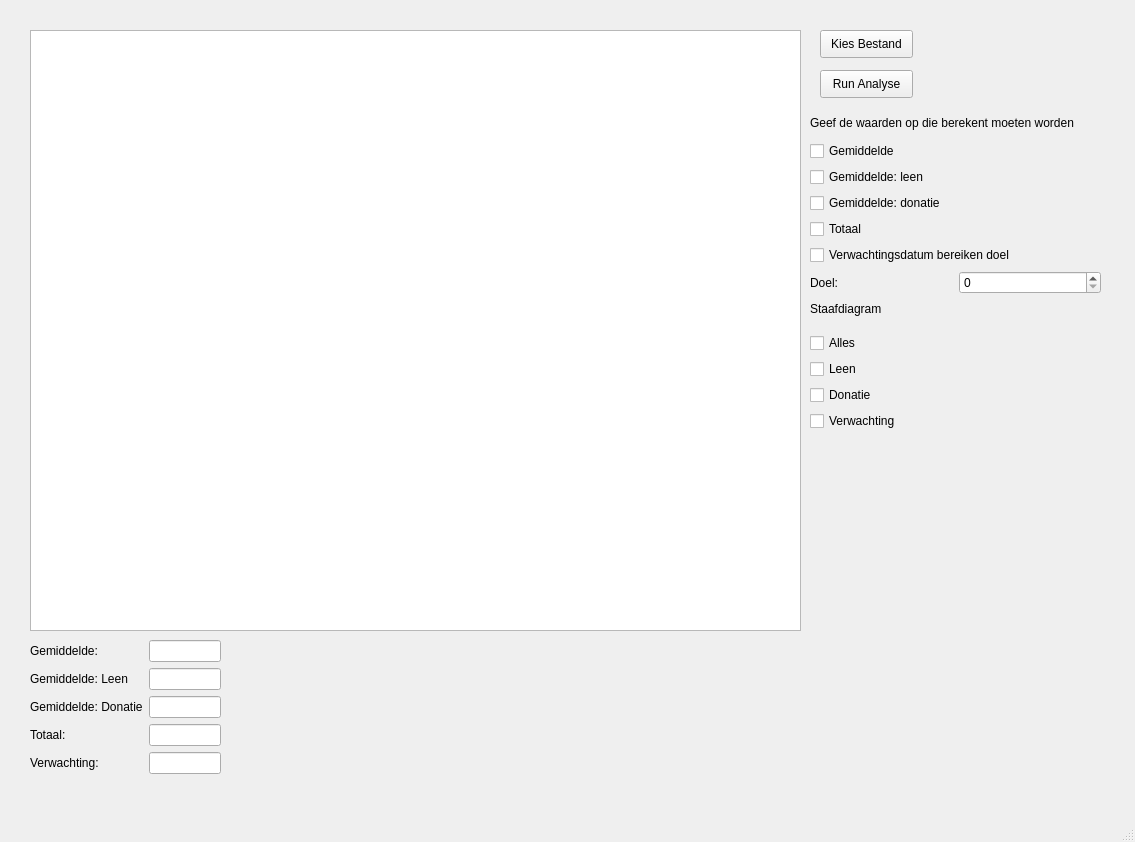
Old version of the form analytics/src/analytics/interface.ui in the repository AstroPhysica/crowdfunding_analyticsV1.0.
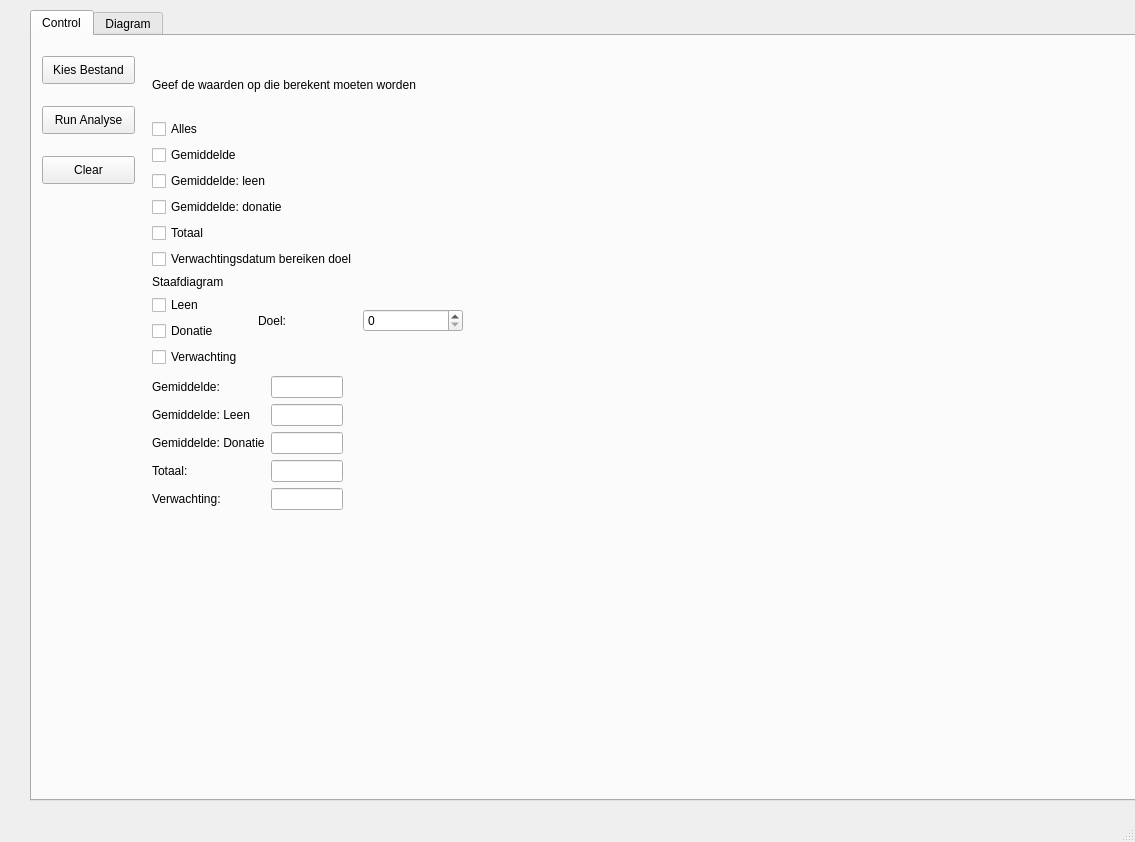
New version of the form. Custom widgets are drawn as their Qt base class.

```diff
--- a/analytics/src/analytics/interface.ui
+++ b/analytics/src/analytics/interface.ui
@@ -14,142 +14,32 @@
    <string>MainWindow</string>
   </property>
   <widget class="QWidget" name="centralwidget">
-   <widget class="QPushButton" name="Selectfile">
-    <property name="geometry">
-     <rect>
-      <x>820</x>
-      <y>30</y>
-      <width>93</width>
-      <height>28</height>
-     </rect>
-    </property>
-    <property name="text">
-     <string>Kies Bestand</string>
-    </property>
-   </widget>
-   <widget class="QPushButton" name="Runanalysis">
-    <property name="geometry">
-     <rect>
-      <x>820</x>
-      <y>70</y>
-      <width>93</width>
-      <height>28</height>
-     </rect>
-    </property>
-    <property name="text">
-     <string>Run Analyse</string>
-    </property>
-   </widget>
-   <widget class="PlotWidget" name="graphicsView">
+   <widget class="QTabWidget" name="tabWidget">
     <property name="geometry">
      <rect>
       <x>30</x>
-      <y>30</y>
-      <width>771</width>
-      <height>601</height>
+      <y>10</y>
+      <width>1111</width>
+      <height>791</height>
      </rect>
     </property>
-   </widget>
-   <widget class="QWidget" name="verticalLayoutWidget">
-    <property name="geometry">
-     <rect>
-      <x>810</x>
-      <y>110</y>
-      <width>291</width>
-      <height>184</height>
-     </rect>
+    <property name="currentIndex">
+     <number>0</number>
     </property>
-    <layout class="QVBoxLayout" name="verticalLayout">
-     <item>
-      <widget class="QLabel" name="label">
-       <property name="text">
-        <string>Geef de waarden op die berekent moeten worden</string>
-       </property>
-      </widget>
-     </item>
-     <item>
-      <widget class="QCheckBox" name="Gemiddelde">
-       <property name="text">
-        <string>Gemiddelde</string>
-       </property>
-      </widget>
-     </item>
-     <item>
-      <widget class="QCheckBox" name="GemiddeldeLeen">
-       <property name="text">
-        <string>Gemiddelde: leen</string>
-       </property>
-      </widget>
-     </item>
-     <item>
-      <widget class="QCheckBox" name="GemiddeldeDonatie">
-       <property name="text">
-        <string>Gemiddelde: donatie</string>
-       </property>
-      </widget>
-     </item>
-     <item>
-      <widget class="QCheckBox" name="checkBox_2">
-       <property name="text">
-        <string>Totaal</string>
-       </property>
-      </widget>
-     </item>
-     <item>
-      <widget class="QCheckBox" name="Verwachtingsdatum">
-       <property name="text">
-        <string>Verwachtingsdatum bereiken doel</string>
-       </property>
-      </widget>
-     </item>
-     <item>
-      <layout class="QHBoxLayout" name="horizontalLayout">
-       <item>
-        <widget class="QLabel" name="label_Doel">
-         <property name="text">
-          <string>Doel:</string>
-         </property>
-        </widget>
-       </item>
-       <item>
-        <widget class="QSpinBox" name="Doel"/>
-       </item>
-      </layout>
-     </item>
-    </layout>
-   </widget>
+    <widget class="QWidget" name="tab">
+     <attribute name="title">
+      <string>Control</string>
+     </attribute>
    <widget class="QWidget" name="formLayoutWidget">
     <property name="geometry">
      <rect>
-      <x>30</x>
-      <y>640</y>
+        <x>120</x>
+        <y>340</y>
       <width>191</width>
-      <height>151</height>
+        <height>163</height>
      </rect>
     </property>
     <layout class="QFormLayout" name="formLayout">
-     <item row="2" column="0">
-      <widget class="QLabel" name="label_Gemiddelde_Donatie">
-       <property name="text">
-        <string>Gemiddelde: Donatie</string>
-       </property>
-      </widget>
-     </item>
-     <item row="2" column="1">
-      <widget class="QLineEdit" name="Gemiddelde_Donatie_Value"/>
-     </item>
-     <item row="0" column="1">
-      <widget class="QLineEdit" name="Gemiddelde_Value"/>
-     </item>
-     <item row="1" column="1">
-      <widget class="QLineEdit" name="Gemiddelde_Leen_value"/>
-     </item>
-     <item row="3" column="1">
-      <widget class="QLineEdit" name="Totaal_Value"/>
-     </item>
-     <item row="4" column="1">
-      <widget class="QLineEdit" name="Verwachting_Value"/>
-     </item>
      <item row="0" column="0">
       <widget class="QLabel" name="label_Gemiddelde">
        <property name="text">
@@ -164,6 +54,19 @@
        </property>
       </widget>
      </item>
+       <item row="1" column="1">
+        <widget class="QLineEdit" name="Gemiddelde_Leen_value"/>
+       </item>
+       <item row="2" column="0">
+        <widget class="QLabel" name="label_Gemiddelde_Donatie">
+         <property name="text">
+          <string>Gemiddelde: Donatie</string>
+         </property>
+        </widget>
+       </item>
+       <item row="2" column="1">
+        <widget class="QLineEdit" name="Gemiddelde_Donatie_Value"/>
+       </item>
      <item row="3" column="0">
       <widget class="QLabel" name="label_Totaal">
        <property name="text">
@@ -171,6 +74,9 @@
        </property>
       </widget>
      </item>
+       <item row="3" column="1">
+        <widget class="QLineEdit" name="Totaal_Value"/>
+       </item>
      <item row="4" column="0">
       <widget class="QLabel" name="label_Verwachting">
        <property name="text">
@@ -178,17 +84,76 @@
        </property>
       </widget>
      </item>
-    </layout>
-   </widget>
-   <widget class="QWidget" name="verticalLayoutWidget_2">
+       <item row="4" column="1">
+        <widget class="QLineEdit" name="Verwachting_Value"/>
+       </item>
+       <item row="0" column="1">
+        <widget class="QLineEdit" name="Gemiddelde_Value"/>
+       </item>
+      </layout>
+     </widget>
+     <widget class="QWidget" name="verticalLayoutWidget">
     <property name="geometry">
      <rect>
-      <x>810</x>
-      <y>290</y>
-      <width>291</width>
-      <height>141</height>
-     </rect>
-    </property>
+        <x>120</x>
+        <y>20</y>
+        <width>311</width>
+        <height>311</height>
+       </rect>
+      </property>
+      <layout class="QVBoxLayout" name="verticalLayout">
+       <item>
+        <widget class="QLabel" name="label">
+         <property name="text">
+          <string>Geef de waarden op die berekent moeten worden</string>
+         </property>
+        </widget>
+       </item>
+       <item>
+        <widget class="QCheckBox" name="Alles">
+         <property name="text">
+          <string>Alles</string>
+         </property>
+        </widget>
+       </item>
+       <item>
+        <widget class="QCheckBox" name="Gemiddelde">
+         <property name="text">
+          <string>Gemiddelde</string>
+         </property>
+        </widget>
+       </item>
+       <item>
+        <widget class="QCheckBox" name="GemiddeldeLeen">
+         <property name="text">
+          <string>Gemiddelde: leen</string>
+         </property>
+        </widget>
+       </item>
+       <item>
+        <widget class="QCheckBox" name="GemiddeldeDonatie">
+         <property name="text">
+          <string>Gemiddelde: donatie</string>
+         </property>
+        </widget>
+       </item>
+       <item>
+        <widget class="QCheckBox" name="Total">
+         <property name="text">
+          <string>Totaal</string>
+         </property>
+        </widget>
+       </item>
+       <item>
+        <widget class="QCheckBox" name="Verwachtingsdatum">
+         <property name="text">
+          <string>Verwachtingsdatum bereiken doel</string>
+         </property>
+        </widget>
+       </item>
+       <item>
+        <layout class="QHBoxLayout" name="horizontalLayout">
+         <item>
     <layout class="QVBoxLayout" name="verticalLayout_2">
      <item>
       <widget class="QLabel" name="label_2">
@@ -197,13 +162,6 @@
        </property>
       </widget>
      </item>
-     <item>
-      <widget class="QCheckBox" name="Alles">
-       <property name="text">
-        <string>Alles</string>
-       </property>
-      </widget>
-     </item>
      <item>
       <widget class="QCheckBox" name="Leen">
        <property name="text">
@@ -226,6 +184,86 @@
       </widget>
      </item>
     </layout>
+         </item>
+         <item>
+          <widget class="QLabel" name="label_Doel">
+           <property name="text">
+            <string>Doel:</string>
+           </property>
+          </widget>
+         </item>
+         <item>
+          <widget class="QSpinBox" name="Doel"/>
+         </item>
+        </layout>
+       </item>
+      </layout>
+     </widget>
+     <widget class="QPushButton" name="Selectfile">
+      <property name="geometry">
+       <rect>
+        <x>10</x>
+        <y>20</y>
+        <width>93</width>
+        <height>28</height>
+       </rect>
+      </property>
+      <property name="text">
+       <string>Kies Bestand</string>
+      </property>
+     </widget>
+     <widget class="QPushButton" name="Runanalysis">
+      <property name="geometry">
+       <rect>
+        <x>10</x>
+        <y>70</y>
+        <width>93</width>
+        <height>28</height>
+       </rect>
+      </property>
+      <property name="text">
+       <string>Run Analyse</string>
+      </property>
+     </widget>
+     <widget class="QPushButton" name="Clear_button">
+      <property name="geometry">
+       <rect>
+        <x>10</x>
+        <y>120</y>
+        <width>93</width>
+        <height>28</height>
+       </rect>
+      </property>
+      <property name="text">
+       <string>Clear</string>
+      </property>
+     </widget>
+    </widget>
+    <widget class="QWidget" name="tab_2">
+     <attribute name="title">
+      <string>Diagram</string>
+     </attribute>
+     <widget class="PlotWidget" name="graphicsView">
+      <property name="geometry">
+       <rect>
+        <x>0</x>
+        <y>10</y>
+        <width>551</width>
+        <height>521</height>
+       </rect>
+      </property>
+     </widget>
+     <widget class="PlotWidget" name="graphicsView_2">
+      <property name="geometry">
+       <rect>
+        <x>560</x>
+        <y>10</y>
+        <width>541</width>
+        <height>521</height>
+       </rect>
+      </property>
+     </widget>
+    </widget>
    </widget>
   </widget>
   <widget class="QMenuBar" name="menubar">
```
Lines whose indentation alone changed are shown as unchanged.
